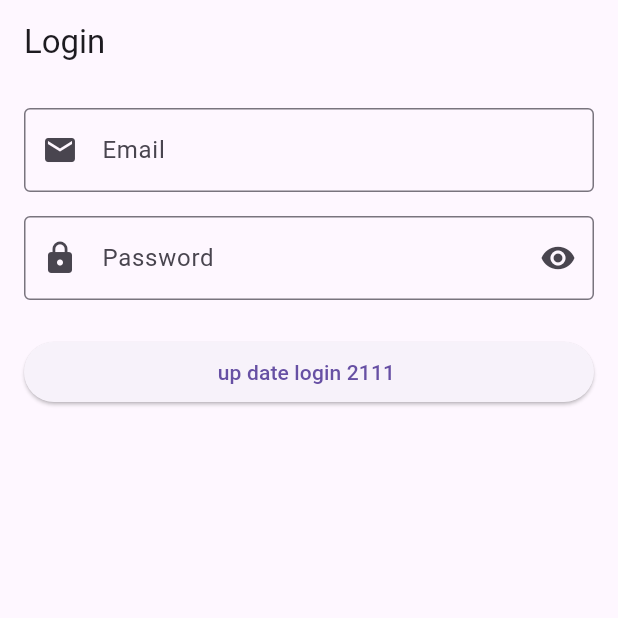
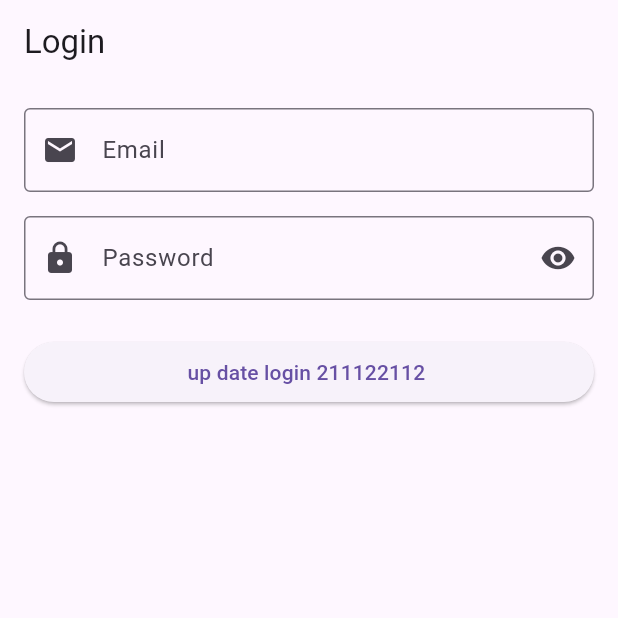
Before and after one commit to AhmedAdel8/first_project, a Flutter app: the screen it shows after launch, on a phone screen of 412 x 824 dp, the top half of it. Run offline on Flutter 3.47's test engine with Material 3 defaults, Android fonts, the phone set to English and light mode, and no system bars; our stand-ins replace bloc, cached_network_image, dio, easy_localization, flutter_bloc, flutter_easyloading and 11 more.

```diff
--- a/lib/features/auth/presentation/screens/login_screen.dart
+++ b/lib/features/auth/presentation/screens/login_screen.dart
@@ -44,7 +44,7 @@ class LoginScreen extends StatelessWidget {
                         password: password,
                       );
                 },
-                child: const Text('up date login 2111 '),
+                child: const Text('up date login 211122112 '),
               ),
             ),
           ],
```
